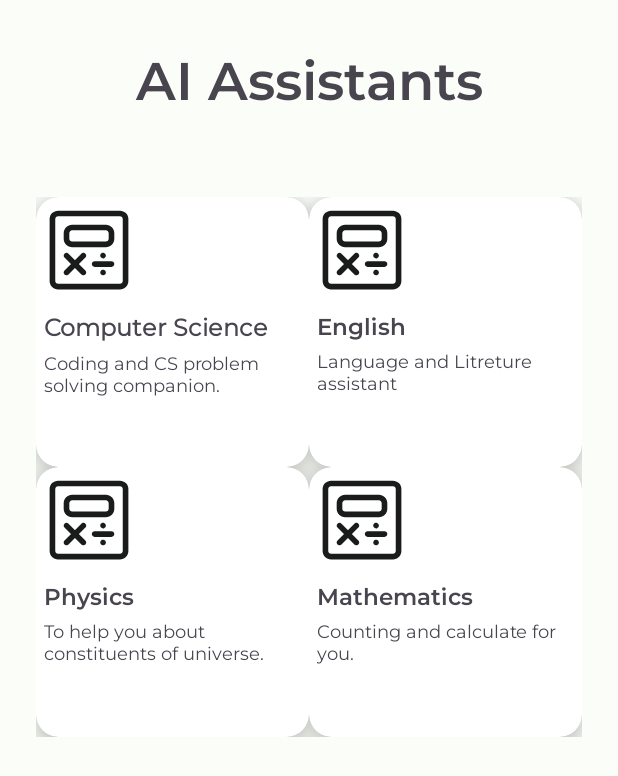
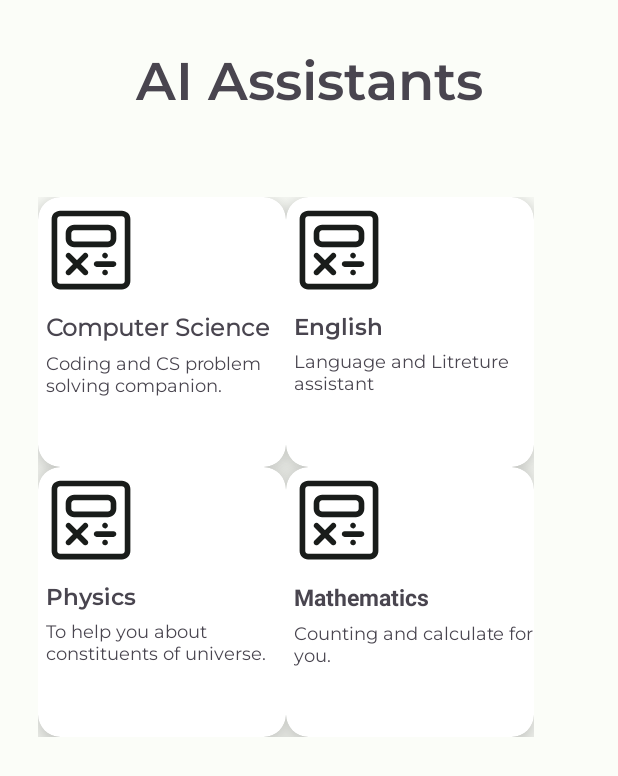
Before and after one commit to mayank0rajput/Chat-Messenger, an Android app: the screen it shows after launch once a user with an empty profile is signed in (HomeScreen), on a phone screen of 412 x 824 dp. Shown: the top 776 px of the screen. Run offline under Robolectric (Android 15) with nearby library versions, the phone set to English and light mode, and no system bars; our stand-ins replace Firebase (no records; nobody signed in at launch, a user with empty details on screens opened directly).

Commit message:
fix: resolved grid layout inconsistent issue

```diff
--- a/app/src/main/res/layout/activity_home_screen.xml
+++ b/app/src/main/res/layout/activity_home_screen.xml
@@ -17,27 +17,34 @@
         android:textAlignment="center"
         android:textSize="35sp"
         android:fontFamily="@font/montserratsemibold"/>
+    <ScrollView
+        android:layout_width="match_parent"
+        android:layout_height="wrap_content"
+        android:layout_below="@+id/titleviewhomescreen">
+
+        <HorizontalScrollView
+            android:layout_width="wrap_content"
+            android:layout_height="wrap_content">
 
             <GridLayout
             android:id="@+id/gridlayouthomescreen"
             android:layout_width="match_parent"
             android:layout_height="wrap_content"
             android:layout_marginTop="30dp"
-        android:layout_marginRight="24dp"
-        android:layout_marginLeft="24dp"
+            android:layout_marginRight="5dp"
+            android:layout_marginLeft="5dp"
             android:paddingVertical="25dp"
+            android:paddingHorizontal="20dp"
             android:rowCount="4"
-        android:columnCount="2"
-        android:layout_below="@+id/titleviewhomescreen"
-        android:visibility="visible">
+            android:columnCount="2">
 
         <androidx.cardview.widget.CardView
             android:id="@+id/cardcs"
-            android:layout_width="160dp"
+            android:layout_width="165dp"
             android:layout_height="180dp"
             android:visibility="visible"
             android:layout_marginVertical="10dp"
-            android:layout_marginHorizontal="7dp"
+            android:layout_marginHorizontal="10dp"
             app:cardElevation="12dp"
             app:cardCornerRadius="15dp"
             android:layout_rowWeight="1"
@@ -48,8 +55,7 @@
             <LinearLayout
                 android:layout_width="match_parent"
                 android:layout_height="match_parent"
-                android:orientation="vertical"
-                android:visibility="visible">
+                android:orientation="vertical">
                 <ImageView
                     android:layout_margin="5dp"
                     android:id="@+id/cardimage1"
@@ -78,11 +84,11 @@
 
         <androidx.cardview.widget.CardView
             android:id="@+id/cardenglish"
-            android:layout_width="160dp"
+            android:layout_width="165dp"
             android:layout_height="180dp"
             android:visibility="visible"
             android:layout_marginVertical="10dp"
-            android:layout_marginHorizontal="7dp"
+            android:layout_marginHorizontal="10dp"
             app:cardElevation="12dp"
             app:cardCornerRadius="15dp"
             android:layout_rowWeight="1"
@@ -123,11 +129,11 @@
 
         <androidx.cardview.widget.CardView
             android:id="@+id/cardphysics"
-            android:layout_width="160dp"
+            android:layout_width="165dp"
             android:layout_height="180dp"
             android:visibility="visible"
             android:layout_marginVertical="10dp"
-            android:layout_marginHorizontal="7dp"
+            android:layout_marginHorizontal="10dp"
             app:cardElevation="12dp"
             app:cardCornerRadius="15dp"
             android:layout_rowWeight="1"
@@ -166,11 +172,11 @@
 
         <androidx.cardview.widget.CardView
             android:id="@+id/cardmaths"
-            android:layout_width="160dp"
+            android:layout_width="165dp"
             android:layout_height="180dp"
             android:visibility="visible"
             android:layout_marginVertical="10dp"
-            android:layout_marginHorizontal="7dp"
+            android:layout_marginHorizontal="10dp"
             app:cardElevation="12dp"
             app:cardCornerRadius="15dp"
             android:layout_rowWeight="1"
@@ -181,6 +187,7 @@
                 android:layout_height="match_parent"
                 android:orientation="vertical"
                 android:visibility="visible">
+
                 <ImageView
                     android:id="@+id/cardimage4"
                     android:layout_width="60dp"
@@ -188,25 +195,27 @@
                     android:layout_gravity="left"
                     android:layout_margin="5dp"
                     android:src="@drawable/matemathic" />
+
                 <TextView
                     android:layout_width="wrap_content"
                     android:layout_height="wrap_content"
                     android:text="Mathematics"
-                    android:layout_margin="5dp"
                     android:textSize="15sp"
                     android:textStyle="bold"
-                    android:fontFamily="@font/montserratsemibold" />
+                    android:layout_margin="5dp"/>
+
                 <TextView
                     android:layout_width="wrap_content"
                     android:layout_height="wrap_content"
-                    android:textSize="12sp"
                     android:layout_marginLeft="5dp"
+                    android:fontFamily="@font/montserratregular"
                     android:text="Counting and calculate for you."
-                    android:fontFamily="@font/montserratregular"/>
+                    android:textSize="12sp" />
             </LinearLayout>
 
         </androidx.cardview.widget.CardView>
 
     </GridLayout>
-
+        </HorizontalScrollView>
+    </ScrollView>
 </RelativeLayout>
```
Lines whose indentation alone changed are shown as unchanged.
